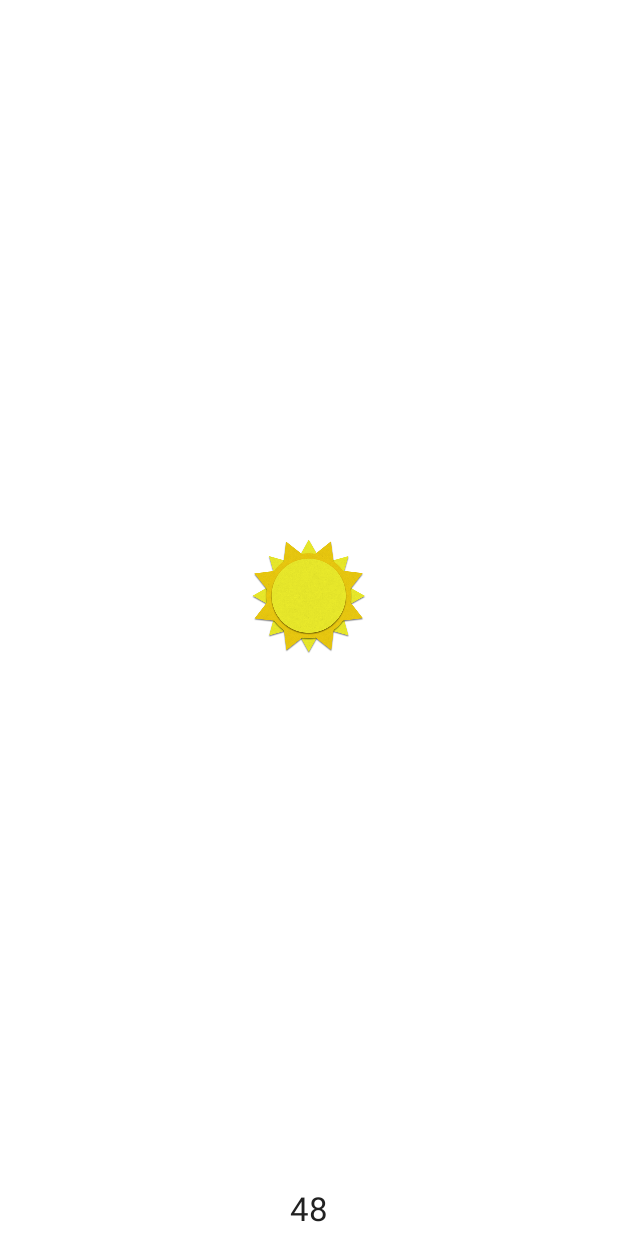
After one commit to dalmia/Sunshine-Advanced, an Android app: the layout widget_today_small.xml on its own in the app's theme, with its tools: preview values and no code run, on a phone screen of 412 x 824 dp. The commit adds this screen. Run offline under Robolectric (Android 15) with nearby library versions, the phone set to English and light mode, and no system bars.

Commit message:
Addingthe first Widget to Sunshine

```diff
--- /dev/null
+++ b/app/src/main/res/layout/widget_today_small.xml
@@ -0,0 +1,33 @@
+<FrameLayout xmlns:android="http://schemas.android.com/apk/res/android"
+    xmlns:tools="http://schemas.android.com/tools"
+    android:layout_width="match_parent"
+    android:layout_height="match_parent"
+    android:padding="@dimen/widget_margin">
+
+    <LinearLayout
+        android:id="@+id/widget"
+        android:layout_width="match_parent"
+        android:layout_height="match_parent"
+        android:background="@drawable/touch_selector_white"
+        android:orientation="vertical"
+        android:padding="4dp">
+
+        <ImageView
+            android:id="@+id/widget_icon"
+            android:layout_width="wrap_content"
+            android:layout_height="0dp"
+            android:layout_gravity="center_horizontal"
+            android:layout_weight="1"
+            tools:src="@drawable/art_clear" />
+
+        <TextView
+            android:id="@+id/widget_high_temperature"
+            android:layout_width="wrap_content"
+            android:layout_height="wrap_content"
+            android:layout_gravity="center_horizontal"
+            android:fontFamily="sans-serif"
+            android:textAppearance="?android:textAppearanceLarge"
+            android:textColor="@color/primary_text"
+            tools:text="48" />
+    </LinearLayout>
+</FrameLayout>
--- /dev/null
+++ b/app/src/main/res/values-v14/widget_dimens.xml
@@ -0,0 +1,4 @@
+<?xml version="1.0" encoding="utf-8"?>
+<resources>
+    <dimen name="widget_margin">0dp</dimen>
+</resources>
--- a/app/src/main/res/values/dimens.xml
+++ b/app/src/main/res/values/dimens.xml
@@ -52,4 +52,8 @@
 
     <dimen name="detail_card_elevation">6dp</dimen>
     <dimen name="landscape_forecast_view_width">360dp</dimen>
+
+    <!-- Today Widget -->
+    <dimen name="widget_today_default_width">40dp</dimen>
+    <dimen name="widget_today_default_height">40dp</dimen>
 </resources>
--- a/app/src/main/res/values/strings.xml
+++ b/app/src/main/res/values/strings.xml
@@ -211,4 +211,5 @@
 
     <!-- For Shared Element Transitions -->
     <string name="detail_icon_transition_name" translatable="false">TN_DetailIcon</string>
+    <string name="title_widget_today">Sunshine Today</string>
 </resources>
--- /dev/null
+++ b/app/src/main/res/values/widget_dimens.xml
@@ -0,0 +1,4 @@
+<?xml version="1.0" encoding="utf-8"?>
+<resources>
+    <dimen name="widget_margin">8dp</dimen>
+</resources>
```
Also changed, not shown: app/src/main/AndroidManifest.xml (+8 -0 lines), app/src/main/java/com/example/android/sunshine/app/widget/TodayWidgetProvider.java (added, +54 -0 lines), app/src/main/res/xml/widget_info_today.xml (added, +7 -0 lines).
